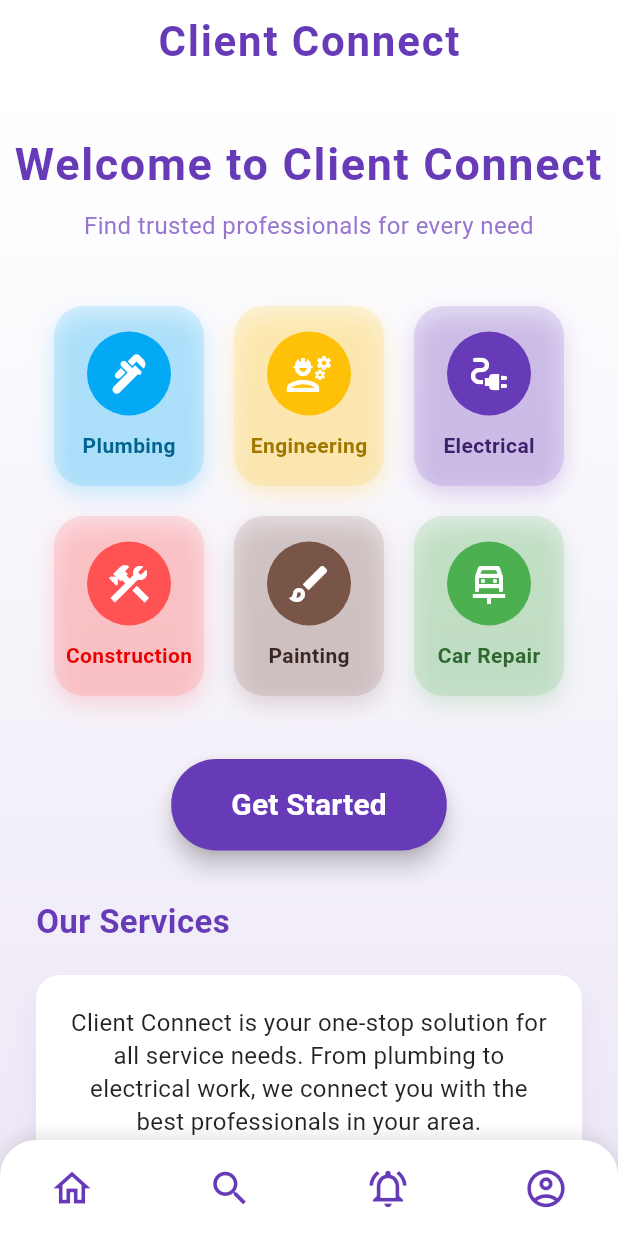
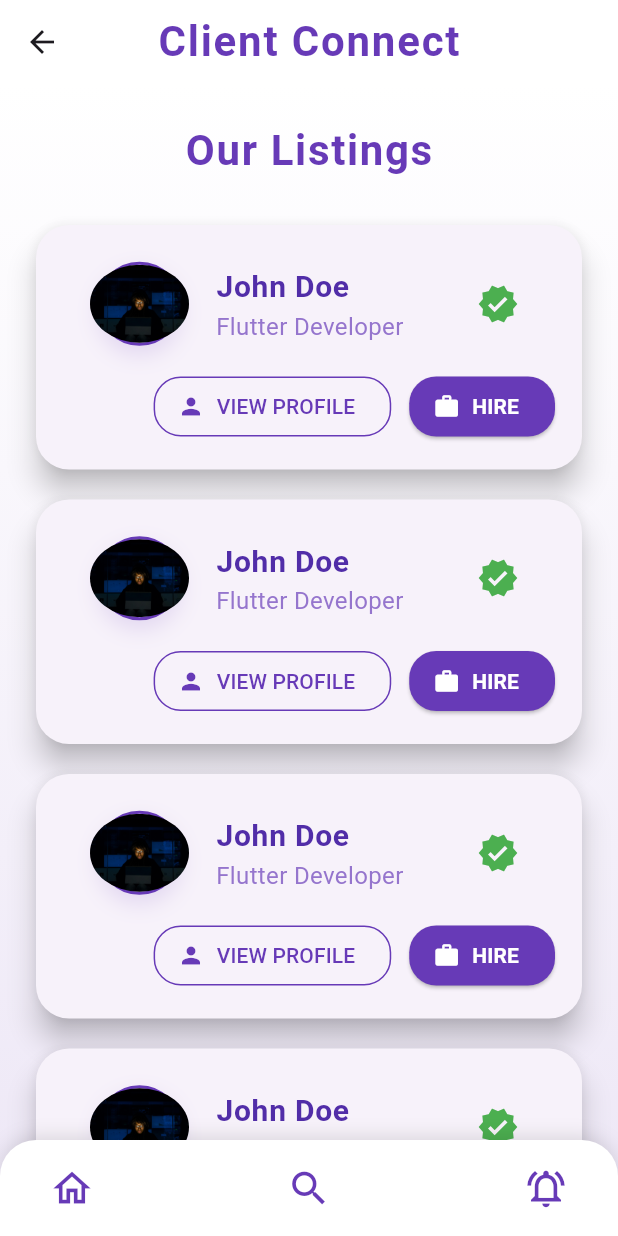
Before and after one commit to PhilTech-pixel/Client-Connect-Flutter, a Flutter app: the screen it shows after launch, after a tap on "Get Started", on a phone screen of 412 x 824 dp. Run offline on Flutter 3.47's test engine with Material 3 defaults, Android fonts, the phone set to English and light mode, and no system bars.

Commit message:
Added Listings Page

```diff
--- /dev/null
+++ b/lib/listing.dart
@@ -0,0 +1,200 @@
+import 'package:flutter/material.dart';
+
+class ListingScreen extends StatelessWidget {
+  @override
+  Widget build(BuildContext context) {
+    return Scaffold(
+      extendBody: true,
+      appBar: AppBar(
+        elevation: 0,
+        centerTitle: true,
+        title: Text(
+          'Client Connect',
+          style: TextStyle(
+            color: Colors.deepPurple,
+            fontSize: 28,
+            fontWeight: FontWeight.bold,
+            letterSpacing: 1.2,
+          ),
+        ),
+        backgroundColor: Colors.white,
+      ),
+      bottomNavigationBar: Container(
+        decoration: BoxDecoration(
+          color: Colors.white,
+          boxShadow: [
+            BoxShadow(
+              color: Colors.black12,
+              blurRadius: 10,
+              offset: Offset(0, -2),
+            ),
+          ],
+          borderRadius: BorderRadius.vertical(top: Radius.circular(24)),
+        ),
+        child: Padding(
+          padding: const EdgeInsets.symmetric(horizontal: 24, vertical: 8),
+          child: Row(
+            mainAxisAlignment: MainAxisAlignment.spaceBetween,
+            children: [
+              IconButton(
+                icon: Icon(
+                  Icons.home_outlined,
+                  color: Colors.deepPurple,
+                  size: 30,
+                ),
+                onPressed: () {},
+              ),
+              IconButton(
+                icon: Icon(Icons.search, color: Colors.deepPurple, size: 30),
+                onPressed: () {},
+              ),
+              IconButton(
+                icon: Icon(
+                  Icons.notifications_active_outlined,
+                  color: Colors.deepPurple,
+                  size: 30,
+                ),
+                onPressed: () {},
+              ),
+            ],
+          ),
+        ),
+      ),
+      body: Container(
+        decoration: BoxDecoration(
+          gradient: LinearGradient(
+            colors: [Colors.white, Colors.deepPurple.shade50],
+            begin: Alignment.topCenter,
+            end: Alignment.bottomCenter,
+          ),
+        ),
+        child: SingleChildScrollView(
+          child: Padding(
+            padding: const EdgeInsets.symmetric(vertical: 24.0, horizontal: 8),
+            child: Column(
+              crossAxisAlignment: CrossAxisAlignment.center,
+              children: [
+                Text(
+                  'Our Listings',
+                  style: TextStyle(
+                    fontSize: 28,
+                    fontWeight: FontWeight.bold,
+                    color: Colors.deepPurple,
+                    letterSpacing: 1.1,
+                  ),
+                ),
+                SizedBox(height: 20),
+                ...List.generate(
+                  8,
+                  (index) => Padding(
+                    padding: const EdgeInsets.symmetric(vertical: 10.0),
+                    child: CardExample(),
+                  ),
+                ),
+              ],
+            ),
+          ),
+        ),
+      ),
+    );
+  }
+}
+
+class CardExample extends StatelessWidget {
+  const CardExample({super.key});
+
+  @override
+  Widget build(BuildContext context) {
+    return Card(
+      elevation: 8,
+      shape: RoundedRectangleBorder(borderRadius: BorderRadius.circular(22)),
+      margin: EdgeInsets.symmetric(horizontal: 16),
+      child: Padding(
+        padding: const EdgeInsets.all(18.0),
+        child: Column(
+          mainAxisSize: MainAxisSize.min,
+          children: <Widget>[
+            ListTile(
+              leading: Container(
+                width: 70,
+                height: 70,
+                decoration: BoxDecoration(
+                  shape: BoxShape.circle,
+                  boxShadow: [
+                    BoxShadow(
+                      color: Colors.deepPurple.withOpacity(0.15),
+                      blurRadius: 12,
+                      offset: Offset(0, 6),
+                    ),
+                  ],
+                  border: Border.all(color: Colors.deepPurple, width: 2),
+                ),
+                child: ClipOval(
+                  child: Image.asset(
+                    'assets/images/avatar.jpg',
+                    fit: BoxFit.cover,
+                  ),
+                ),
+              ),
+              title: Text(
+                'John Doe',
+                style: TextStyle(
+                  fontWeight: FontWeight.bold,
+                  fontSize: 20,
+                  color: Colors.deepPurple.shade700,
+                ),
+              ),
+              subtitle: Text(
+                'Flutter Developer',
+                style: TextStyle(
+                  fontSize: 16,
+                  color: Colors.deepPurple.shade300,
+                ),
+              ),
+              trailing: Icon(Icons.verified, color: Colors.green, size: 28),
+            ),
+            SizedBox(height: 10),
+            Row(
+              mainAxisAlignment: MainAxisAlignment.end,
+              children: <Widget>[
+                OutlinedButton.icon(
+                  icon: Icon(Icons.person, color: Colors.deepPurple),
+                  label: Text(
+                    'VIEW PROFILE',
+                    style: TextStyle(color: Colors.deepPurple),
+                  ),
+                  style: OutlinedButton.styleFrom(
+                    side: BorderSide(color: Colors.deepPurple),
+                    shape: RoundedRectangleBorder(
+                      borderRadius: BorderRadius.circular(18),
+                    ),
+                  ),
+                  onPressed: () {
+                    // View profile action
+                  },
+                ),
+                SizedBox(width: 12),
+                ElevatedButton.icon(
+                  icon: Icon(Icons.work, color: Colors.white),
+                  label: Text(
+                    'HIRE',
+                    style: TextStyle(color: Colors.white, fontWeight: FontWeight.bold),
+                  ),
+                  style: ElevatedButton.styleFrom(
+                    backgroundColor: Colors.deepPurple,
+                    shape: RoundedRectangleBorder(
+                      borderRadius: BorderRadius.circular(18),
+                    ),
+                  ),
+                  onPressed: () {
+                    // Hire action
+                  },
+                ),
+              ],
+            ),
+          ],
+        ),
+      ),
+    );
+  }
+}
--- a/lib/main.dart
+++ b/lib/main.dart
@@ -1,11 +1,20 @@
 import 'package:flutter/material.dart';
+import 'listing.dart';
 
 void main() {
   runApp(
     MaterialApp(
       title: 'Client Connect',
       debugShowCheckedModeBanner: false,
-      home: Scaffold(
+      home: HomeScreen(), // Use a widget here
+    ),
+  );
+}
+
+class HomeScreen extends StatelessWidget {
+  @override
+  Widget build(BuildContext context) {
+    return Scaffold(
       extendBody: true,
       appBar: AppBar(
         elevation: 0,
@@ -147,7 +156,12 @@ void main() {
               ),
               SizedBox(height: 32),
               ElevatedButton(
-                  onPressed: () {},
+                onPressed: () {
+                  Navigator.push(
+                    context,
+                    MaterialPageRoute(builder: (context) => ListingScreen()),
+                  );
+                },
                 style: ElevatedButton.styleFrom(
                   backgroundColor: Colors.deepPurple,
                   padding: EdgeInsets.symmetric(horizontal: 40, vertical: 16),
@@ -192,9 +206,8 @@ void main() {
           ),
         ),
       ),
-      ),
-    ),
     );
+  }
 }
 
 Widget _serviceCard({
```
Also changed, not shown: assets/images/avatar.jpg (added). Lines whose indentation alone changed are shown as unchanged.
